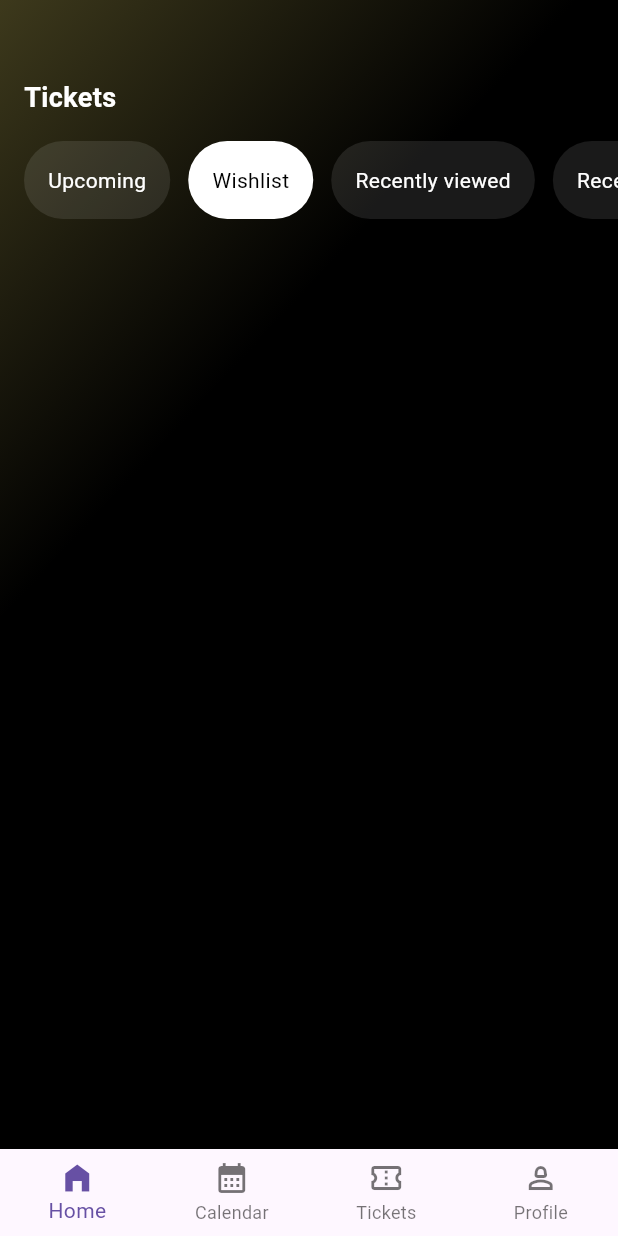
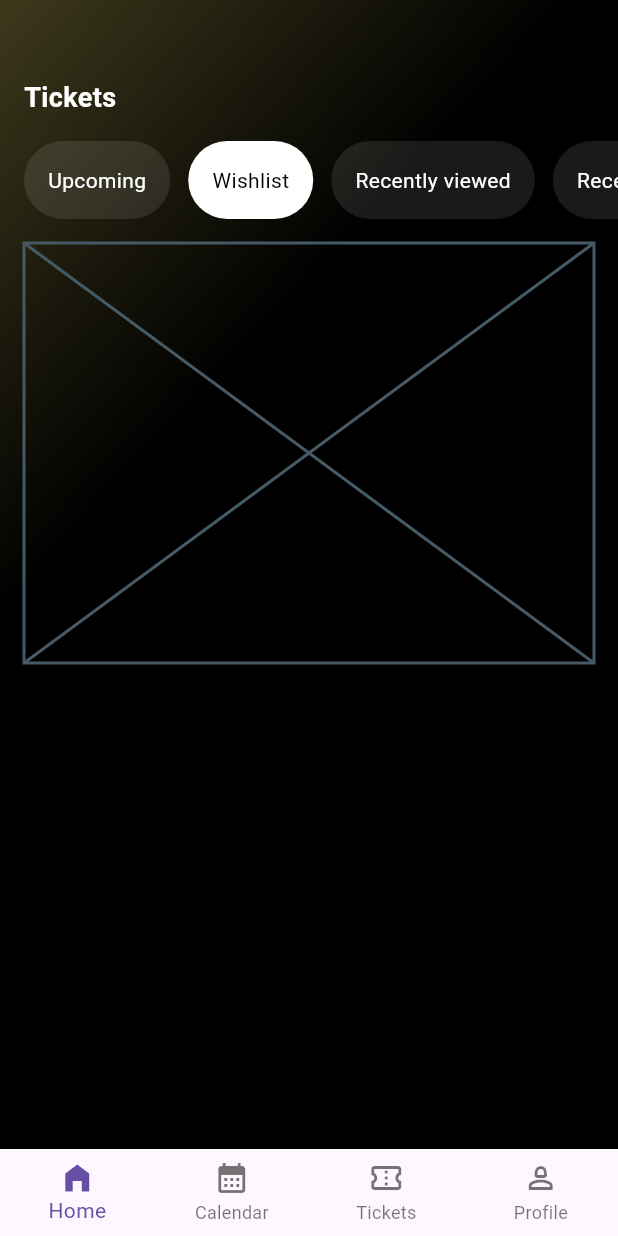
Before and after one commit to JAICHANGPARK/flutter_notebook_chapter_43, a Flutter app: the EventHomePage screen opened directly, on a phone screen of 412 x 824 dp. Run offline on Flutter 3.47's test engine with Material 3 defaults, Android fonts, the phone set to English and light mode, and no system bars; our stand-ins replace gap, hugeicons, percent_indicator.

Commit message:
Update event_home_page.dart

```diff
--- a/lib/ep2186_event_app/ui/event_home_page.dart
+++ b/lib/ep2186_event_app/ui/event_home_page.dart
@@ -117,8 +117,16 @@ class _EventHomePageState extends State<EventHomePage> {
                     ),
                   ),
                   Expanded(
-                    child: ListView(
-                      children: [],
+                    child: Padding(
+                      padding: const EdgeInsets.only(right: 16),
+                      child: ListView(
+                        children: [
+                          Container(
+                            height: 280,
+                            child: Placeholder(),
+                          )
+                        ],
+                      ),
                     ),
                   )
                 ],
```
